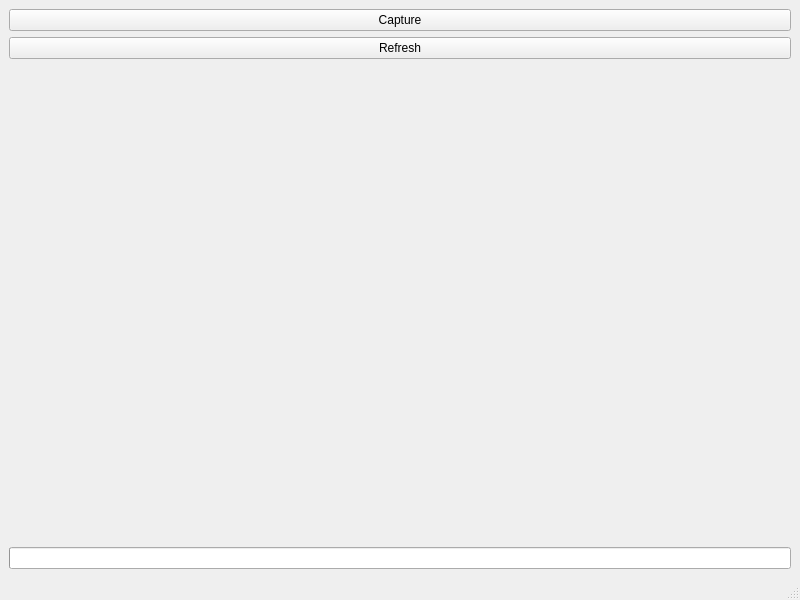
This is pc/master/mainwindow.ui in plule/pfe-costumes as Qt 5 draws it before an edit. The edited form follows.
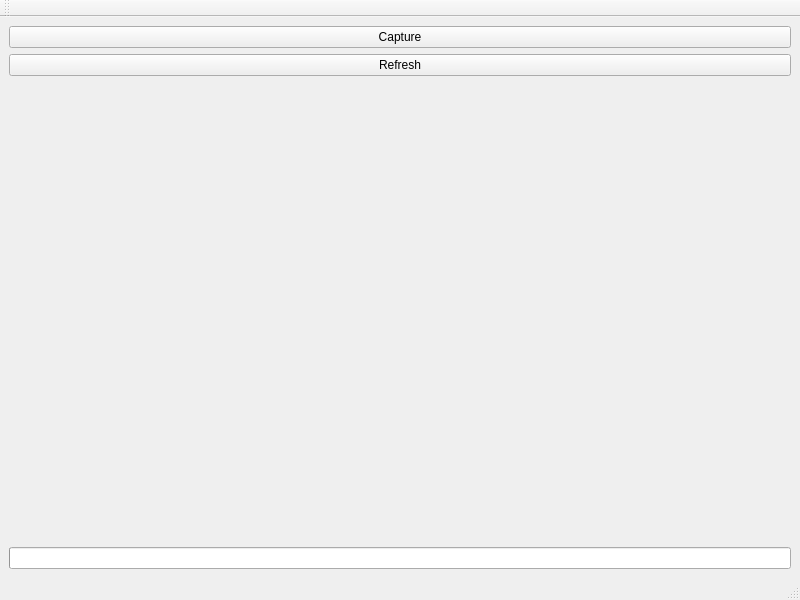
This is the edited form.

The edit to the form file:
```diff
--- a/pc/master/mainwindow.ui
+++ b/pc/master/mainwindow.ui
@@ -82,6 +82,17 @@
    </property>
   </widget>
   <widget class="QStatusBar" name="statusbar"/>
+  <widget class="QToolBar" name="toolBar">
+   <property name="windowTitle">
+    <string>toolBar</string>
+   </property>
+   <attribute name="toolBarArea">
+    <enum>TopToolBarArea</enum>
+   </attribute>
+   <attribute name="toolBarBreak">
+    <bool>false</bool>
+   </attribute>
+  </widget>
  </widget>
  <resources/>
  <connections/>
```
